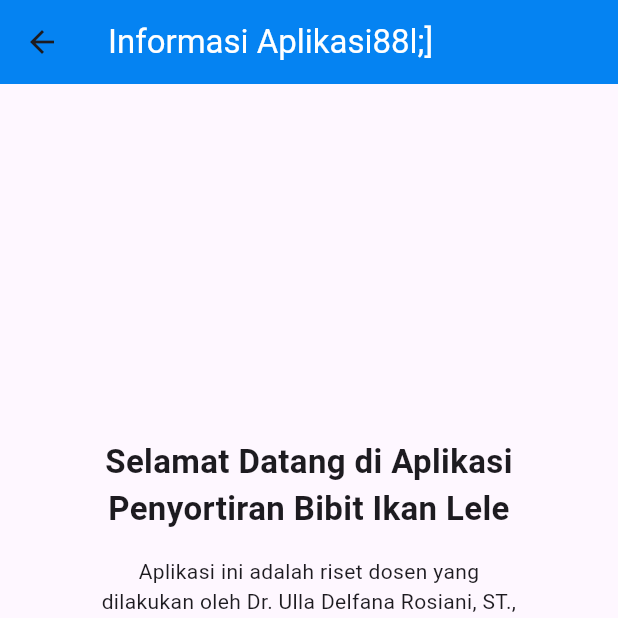
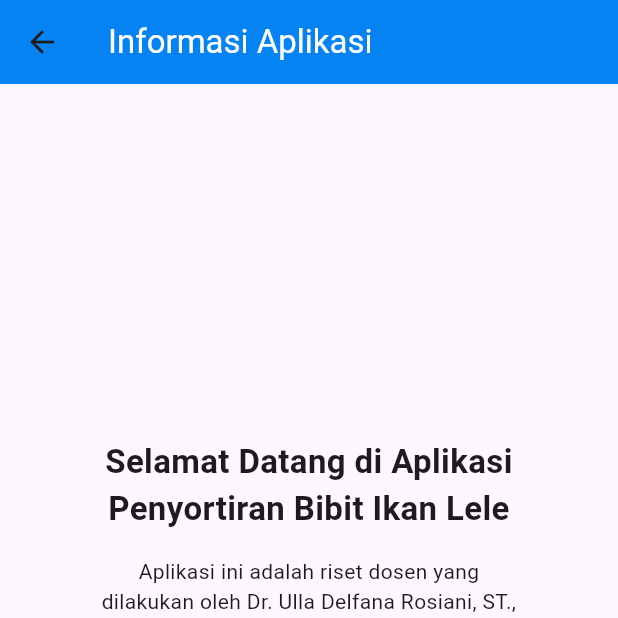
Before and after one commit to ubaidillahfaris/mobile-lele-detector, a Flutter app: the InformasiPage screen opened directly, on a phone screen of 412 x 824 dp, the top half of it. Run offline on Flutter 3.47's test engine with Material 3 defaults, Android fonts, the phone set to English and light mode, and no system bars; our stand-ins replace bloc, camera, dio, flutter_bloc, image_picker, video_player; missing offline and left inert: flutter_webrtc; network calls fail.

Commit message:
fix  revisi

```diff
--- a/lib/page/informasi.dart
+++ b/lib/page/informasi.dart
@@ -9,7 +9,7 @@ class InformasiPage extends StatelessWidget {
     return Scaffold(
       appBar: AppBar(
         backgroundColor: ConfigApp.colors['primary'],
-        title: Text('Informasi Aplikasi88l;]', style: TextStyle(color: Colors.white),),
+        title: Text('Informasi Aplikasi', style: TextStyle(color: Colors.white),),
       ),
       body: Padding(
         padding: const EdgeInsets.all(64),
```
